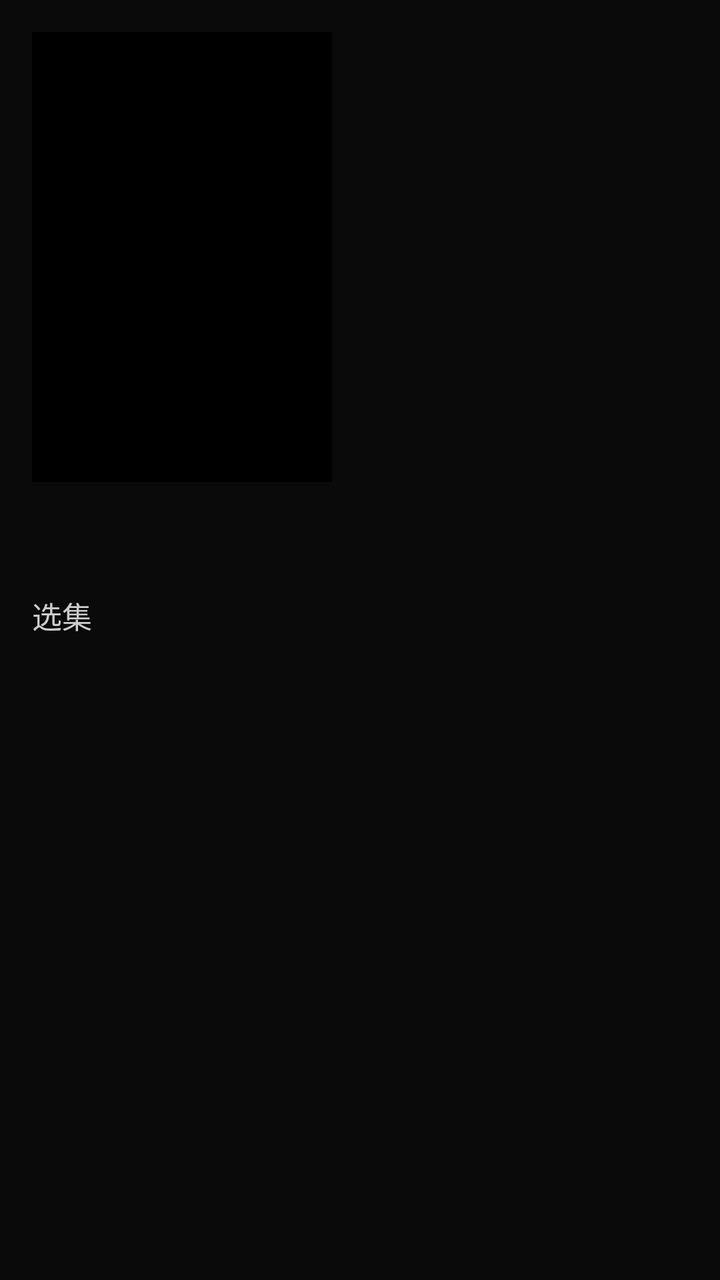
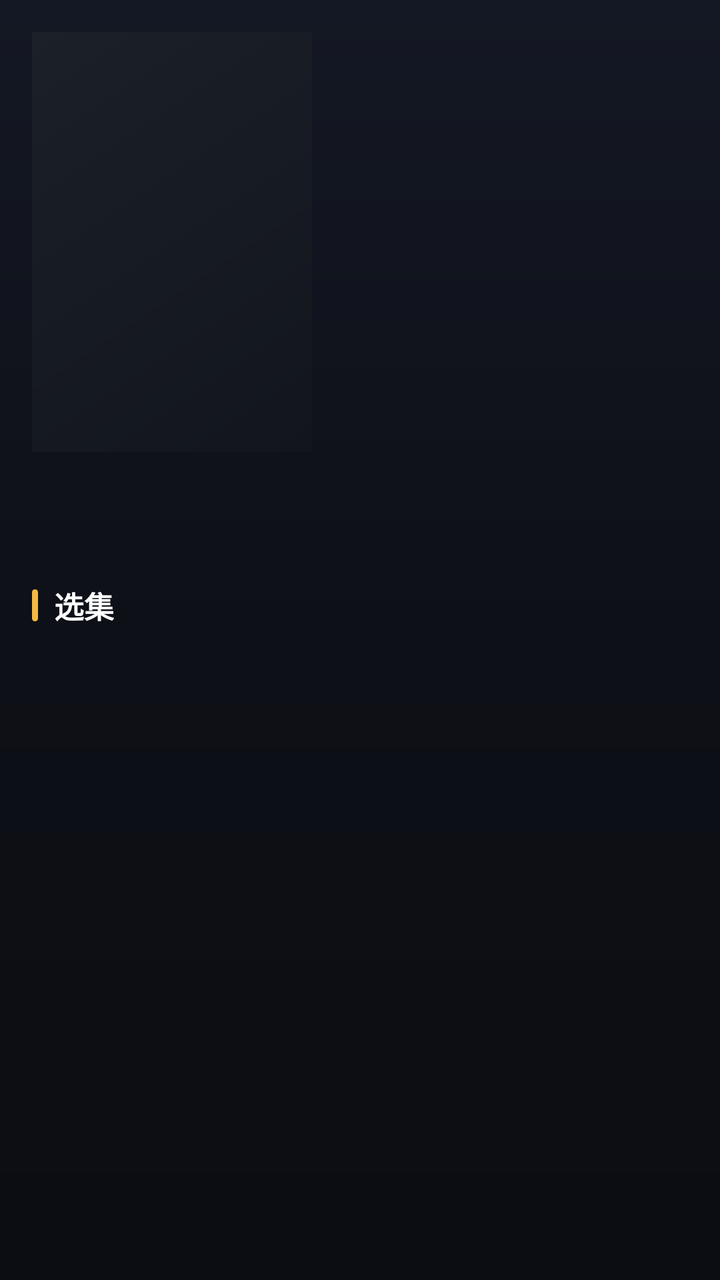

The first picture is an Android layout as it rendered before a commit; the second is the same layout after the commit. The layout source and the unified diff follow.
<!-- AndroidManifest.xml: application theme Theme.MayiTV -->
<!-- res/layout/activity_detail.xml -->
<?xml version="1.0" encoding="utf-8"?>
<androidx.core.widget.NestedScrollView xmlns:android="http://schemas.android.com/apk/res/android"
    xmlns:app="http://schemas.android.com/apk/res-auto"
    android:layout_width="match_parent"
    android:layout_height="match_parent"
    android:background="@color/bg">

    <LinearLayout
        android:layout_width="match_parent"
        android:layout_height="wrap_content"
        android:orientation="vertical"
        android:padding="16dp">

        <LinearLayout
            android:layout_width="match_parent"
            android:layout_height="wrap_content"
            android:orientation="horizontal">

            <ImageView
                android:id="@+id/cover"
                android:layout_width="150dp"
                android:layout_height="225dp"
                android:background="#000000"
                android:scaleType="centerCrop" />

            <LinearLayout
                android:layout_width="0dp"
                android:layout_height="wrap_content"
                android:layout_marginStart="16dp"
                android:layout_weight="1"
                android:orientation="vertical">

                <TextView
                    android:id="@+id/title"
                    android:layout_width="match_parent"
                    android:layout_height="wrap_content"
                    android:textColor="@color/white"
                    android:textSize="20sp"
                    android:textStyle="bold" />

                <TextView
                    android:id="@+id/info"
                    android:layout_width="match_parent"
                    android:layout_height="wrap_content"
                    android:layout_marginTop="10dp"
                    android:textColor="#BBBBBB"
                    android:textSize="13sp" />
            </LinearLayout>
        </LinearLayout>

        <TextView
            android:id="@+id/desc"
            android:layout_width="match_parent"
            android:layout_height="wrap_content"
            android:layout_marginTop="12dp"
            android:textColor="#999999"
            android:textSize="13sp" />

        <HorizontalScrollView
            android:layout_width="match_parent"
            android:layout_height="wrap_content"
            android:layout_marginTop="14dp"
            android:scrollbars="none">

            <LinearLayout
                android:id="@+id/sources"
                android:layout_width="wrap_content"
                android:layout_height="wrap_content"
                android:orientation="horizontal" />
        </HorizontalScrollView>

        <TextView
            android:layout_width="wrap_content"
            android:layout_height="wrap_content"
            android:layout_marginTop="12dp"
            android:text="选集"
            android:textColor="#CCCCCC"
            android:textSize="15sp" />

        <androidx.recyclerview.widget.RecyclerView
            android:id="@+id/episodes"
            android:layout_width="match_parent"
            android:layout_height="wrap_content"
            android:layout_marginTop="6dp"
            android:nestedScrollingEnabled="false" />
    </LinearLayout>
</androidx.core.widget.NestedScrollView>
<!-- resources referenced by this layout -->
<resources>
  <color name="bg">#0A0A0A</color>
  <color name="white">#FFFFFFFF</color>
  <style name="Theme.MayiTV" parent="Theme.MaterialComponents.NoActionBar">
          <item name="colorPrimary">@color/primary</item>
          <item name="colorPrimaryDark">@color/primary</item>
          <item name="colorAccent">@color/accent</item>
          <item name="android:windowBackground">@color/bg</item>
          <item name="android:statusBarColor">@android:color/black</item>
      </style>
  <color name="primary">#E50914</color>
  <color name="accent">#FFB300</color>
</resources>

<!-- the commit's change to res/layout/activity_detail.xml (unified diff, before → after) -->
@@ -1,9 +1,8 @@
 <?xml version="1.0" encoding="utf-8"?>
 <androidx.core.widget.NestedScrollView xmlns:android="http://schemas.android.com/apk/res/android"
-    xmlns:app="http://schemas.android.com/apk/res-auto"
     android:layout_width="match_parent"
     android:layout_height="match_parent"
-    android:background="@color/bg">
+    android:background="@drawable/bg_gradient">
 
     <LinearLayout
         android:layout_width="match_parent"
@@ -16,12 +15,18 @@
             android:layout_height="wrap_content"
             android:orientation="horizontal">
 
-            <ImageView
-                android:id="@+id/cover"
-                android:layout_width="150dp"
-                android:layout_height="225dp"
-                android:background="#000000"
-                android:scaleType="centerCrop" />
+            <FrameLayout
+                android:layout_width="140dp"
+                android:layout_height="210dp"
+                android:background="@drawable/card_bg">
+
+                <ImageView
+                    android:id="@+id/cover"
+                    android:layout_width="match_parent"
+                    android:layout_height="match_parent"
+                    android:background="@drawable/placeholder"
+                    android:scaleType="centerCrop" />
+            </FrameLayout>
 
             <LinearLayout
                 android:layout_width="0dp"
@@ -34,7 +39,7 @@
                     android:id="@+id/title"
                     android:layout_width="match_parent"
                     android:layout_height="wrap_content"
-                    android:textColor="@color/white"
+                    android:textColor="@color/text_primary"
                     android:textSize="20sp"
                     android:textStyle="bold" />
 
@@ -43,7 +48,8 @@
                     android:layout_width="match_parent"
                     android:layout_height="wrap_content"
                     android:layout_marginTop="10dp"
-                    android:textColor="#BBBBBB"
+                    android:lineSpacingExtra="3dp"
+                    android:textColor="@color/text_secondary"
                     android:textSize="13sp" />
             </LinearLayout>
         </LinearLayout>
@@ -52,14 +58,15 @@
             android:id="@+id/desc"
             android:layout_width="match_parent"
             android:layout_height="wrap_content"
-            android:layout_marginTop="12dp"
-            android:textColor="#999999"
+            android:layout_marginTop="14dp"
+            android:lineSpacingExtra="3dp"
+            android:textColor="@color/text_secondary"
             android:textSize="13sp" />
 
         <HorizontalScrollView
             android:layout_width="match_parent"
             android:layout_height="wrap_content"
-            android:layout_marginTop="14dp"
+            android:layout_marginTop="16dp"
             android:scrollbars="none">
 
             <LinearLayout
@@ -69,19 +76,31 @@
                 android:orientation="horizontal" />
         </HorizontalScrollView>
 
-        <TextView
-            android:layout_width="wrap_content"
+        <LinearLayout
+            android:layout_width="match_parent"
             android:layout_height="wrap_content"
-            android:layout_marginTop="12dp"
-            android:text="选集"
-            android:textColor="#CCCCCC"
-            android:textSize="15sp" />
+            android:layout_marginTop="18dp"
+            android:gravity="center_vertical"
+            android:orientation="horizontal">
+
+            <View
+                android:layout_width="3dp"
+                android:layout_height="16dp"
+                android:background="@drawable/section_bar" />
+
+            <TextView
+                style="@style/SectionTitle"
+                android:layout_width="wrap_content"
+                android:layout_height="wrap_content"
+                android:layout_marginStart="8dp"
+                android:text="选集" />
+        </LinearLayout>
 
         <androidx.recyclerview.widget.RecyclerView
             android:id="@+id/episodes"
             android:layout_width="match_parent"
             android:layout_height="wrap_content"
-            android:layout_marginTop="6dp"
+            android:layout_marginTop="8dp"
             android:nestedScrollingEnabled="false" />
     </LinearLayout>
 </androidx.core.widget.NestedScrollView>
<!-- resource entries referenced after the edit -->
@@ -1,15 +1,62 @@
 <!-- resources referenced by this layout -->
 <resources>
-  <color name="bg">#0A0A0A</color>
-  <color name="white">#FFFFFFFF</color>
+  <color name="text_primary">#FFFFFF</color>
+  <color name="text_secondary">#9AA2B1</color>
+  <!-- drawable bg_gradient (drawable) -->
+  <?xml version="1.0" encoding="utf-8"?>
+  <shape xmlns:android="http://schemas.android.com/apk/res/android" android:shape="rectangle">
+      <gradient
+          android:angle="270"
+          android:startColor="#141824"
+          android:centerColor="#0E1017"
+          android:endColor="@color/bg" />
+  </shape>
+  <!-- drawable card_bg (drawable) -->
+  <?xml version="1.0" encoding="utf-8"?>
+  <selector xmlns:android="http://schemas.android.com/apk/res/android">
+      <item android:state_focused="true">
+          <shape android:shape="rectangle">
+              <solid android:color="@color/surface_hl" />
+              <corners android:radius="14dp" />
+          </shape>
+      </item>
+      <item>
+          <shape android:shape="rectangle">
+              <solid android:color="@color/surface" />
+              <corners android:radius="14dp" />
+          </shape>
+      </item>
+  </selector>
+  <!-- drawable placeholder (drawable) -->
+  <?xml version="1.0" encoding="utf-8"?>
+  <shape xmlns:android="http://schemas.android.com/apk/res/android" android:shape="rectangle">
+      <gradient
+          android:angle="315"
+          android:startColor="#1B2029"
+          android:endColor="#12151C" />
+  </shape>
+  <!-- drawable section_bar (drawable) -->
+  <?xml version="1.0" encoding="utf-8"?>
+  <shape xmlns:android="http://schemas.android.com/apk/res/android" android:shape="rectangle">
+      <solid android:color="@color/accent" />
+      <corners android:radius="3dp" />
+  </shape>
+  <style name="SectionTitle">
+          <item name="android:textColor">@color/text_primary</item>
+          <item name="android:textSize">15sp</item>
+          <item name="android:textStyle">bold</item>
+      </style>
+  <color name="bg">#0B0D12</color>
+  <color name="surface_hl">#1F242F</color>
+  <color name="surface">#161A22</color>
   <style name="Theme.MayiTV" parent="Theme.MaterialComponents.NoActionBar">
-          <item name="colorPrimary">@color/primary</item>
-          <item name="colorPrimaryDark">@color/primary</item>
+          <item name="colorPrimary">@color/accent</item>
+          <item name="colorPrimaryDark">@color/bg</item>
           <item name="colorAccent">@color/accent</item>
           <item name="android:windowBackground">@color/bg</item>
-          <item name="android:statusBarColor">@android:color/black</item>
+          <item name="android:statusBarColor">@color/bg</item>
+          <item name="android:navigationBarColor">@color/bg</item>
       </style>
-  <color name="primary">#E50914</color>
-  <color name="accent">#FFB300</color>
+  <color name="accent">#F5B942</color>
 </resources>
 
